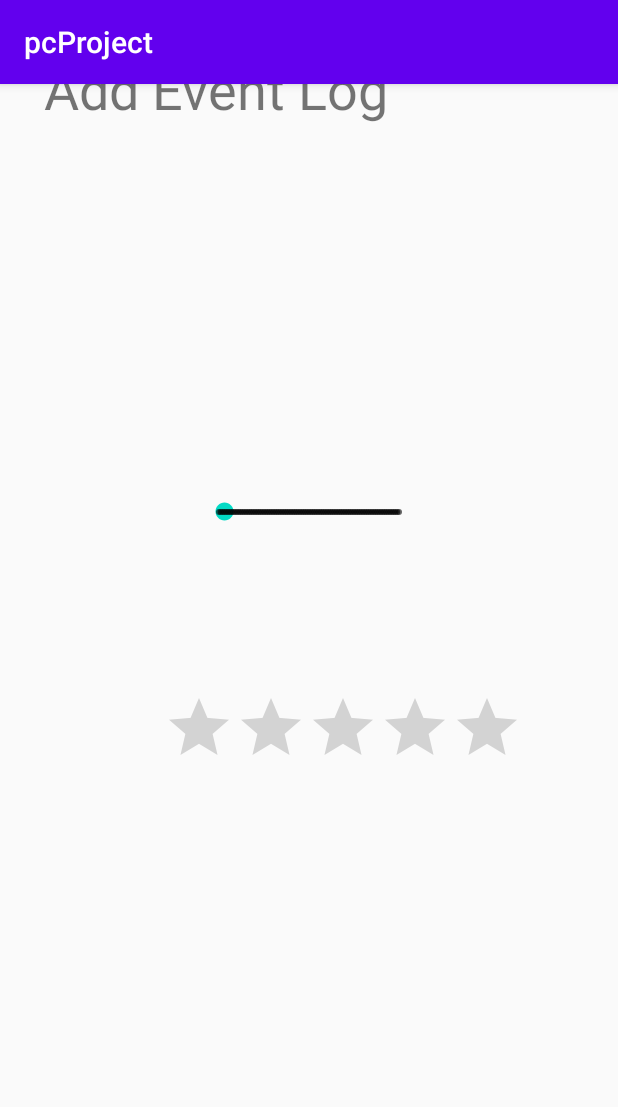
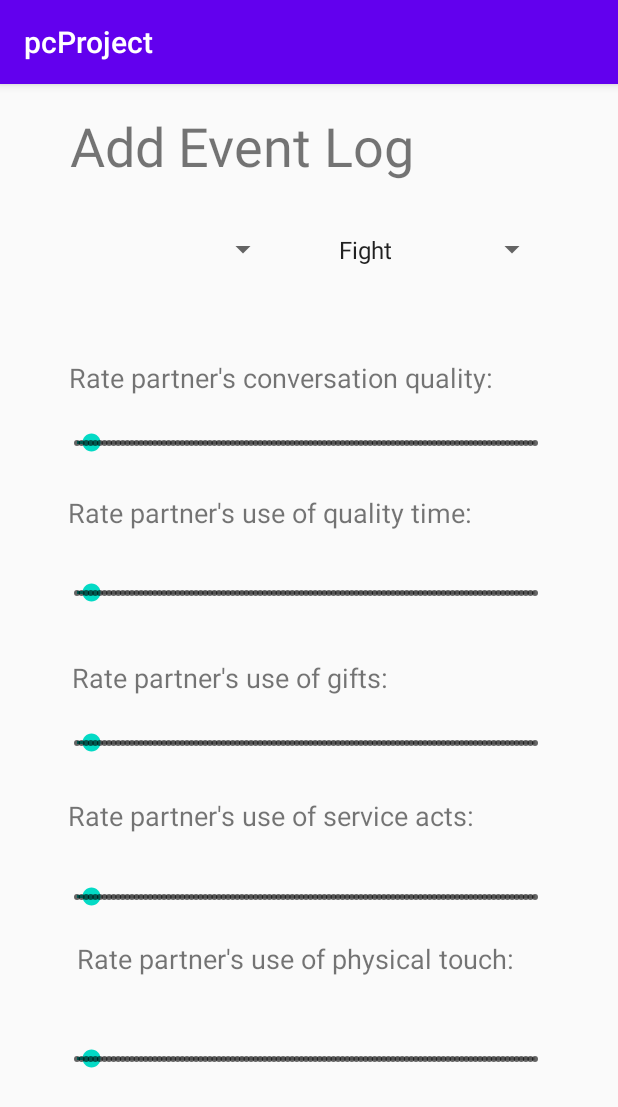
Before and after one commit to Mechiri/pervasive-computing, an Android app: the EventForm screen opened directly, with no data from a screen before it, on a phone screen of 412 x 824 dp. Shown: the top 1107 px of the screen. Run offline under Robolectric (Android 15) with nearby library versions, the light colour scheme and no system bars.

Commit message:
Updated event activity form

```diff
--- a/app/src/main/java/com/example/pcproject/EventForm.java
+++ b/app/src/main/java/com/example/pcproject/EventForm.java
@@ -3,12 +3,51 @@
 import androidx.appcompat.app.AppCompatActivity;
 
 import android.os.Bundle;
+import android.view.View;
+import android.widget.AdapterView;
+import android.widget.ArrayAdapter;
+import android.widget.Spinner;
+import android.widget.Toast;
+
+import java.util.ArrayList;
+import java.util.List;
 
 public class EventForm extends AppCompatActivity {
+
 
     @Override
     protected void onCreate(Bundle savedInstanceState) {
         super.onCreate(savedInstanceState);
         setContentView(R.layout.activity_event_form);
+
+        List<String> events = new ArrayList<String>();
+        events.add("Fight");
+        events.add("Date");
+
+        ArrayAdapter<String> adapter = new ArrayAdapter<String>(this, android.R.layout.simple_spinner_item, events);
+        adapter.setDropDownViewResource(android.R.layout.simple_spinner_dropdown_item);
+        Spinner spinner = (Spinner) findViewById(R.id.spinnerEvent);
+        spinner.setAdapter(adapter);
+
+        spinner.setOnItemSelectedListener(new AdapterView.OnItemSelectedListener() {
+            @Override
+            public void onItemSelected(AdapterView<?> adapterView, View view, int i, long l) {
+                Object item = adapterView.getItemAtPosition(i);
+                if(item != null)
+                {
+                    Toast.makeText(EventForm.this, item.toString(), Toast.LENGTH_LONG).show();
+                }
+                else
+                {
+                    Toast.makeText(EventForm.this, "Selected", Toast.LENGTH_SHORT).show();
+                }
+            }
+
+            @Override
+            public void onNothingSelected(AdapterView<?> adapterView) {
+
+            }
+        });
+
     }
 }
--- a/app/src/main/res/layout/activity_event_form.xml
+++ b/app/src/main/res/layout/activity_event_form.xml
@@ -6,48 +6,191 @@
     android:layout_height="match_parent"
     tools:context=".EventForm">
 
+    <SeekBar
+        android:id="@+id/timesBar"
+        style="@style/Widget.AppCompat.SeekBar.Discrete"
+        android:layout_width="337dp"
+        android:layout_height="47dp"
+        android:layout_marginStart="26dp"
+        android:layout_marginEnd="30dp"
+        android:layout_marginBottom="20dp"
+        android:max="100"
+        android:progress="3"
+        app:layout_constraintBottom_toTopOf="@+id/textView5"
+        app:layout_constraintEnd_toEndOf="parent"
+        app:layout_constraintStart_toStartOf="parent"
+        app:layout_constraintTop_toBottomOf="@+id/textView4" />
+
     <TextView
         android:id="@+id/textView"
         android:layout_width="wrap_content"
         android:layout_height="wrap_content"
-        android:layout_marginStart="28dp"
-        android:layout_marginTop="30dp"
-        android:layout_marginEnd="152dp"
-        android:layout_marginBottom="119dp"
+        android:layout_marginStart="36dp"
+        android:layout_marginTop="35dp"
+        android:layout_marginEnd="126dp"
+        android:layout_marginBottom="24dp"
         android:text="Add Event Log"
         android:textSize="36sp"
-        app:layout_constraintBottom_toTopOf="@+id/seekBar"
+        app:layout_constraintBottom_toTopOf="@+id/spinnerPartner"
         app:layout_constraintEnd_toEndOf="parent"
         app:layout_constraintStart_toStartOf="parent"
         app:layout_constraintTop_toTopOf="parent" />
 
-    <RatingBar
-        android:id="@+id/ratingBar"
+    <SeekBar
+        android:id="@+id/convsBar"
+        style="@style/Widget.AppCompat.SeekBar.Discrete"
+        android:layout_width="337dp"
+        android:layout_height="47dp"
+        android:layout_marginStart="26dp"
+        android:layout_marginEnd="30dp"
+        android:layout_marginBottom="10dp"
+        android:max="100"
+        android:progress="3"
+        app:layout_constraintBottom_toTopOf="@+id/textView4"
+        app:layout_constraintEnd_toEndOf="parent"
+        app:layout_constraintStart_toStartOf="parent"
+        app:layout_constraintTop_toBottomOf="@+id/textView3" />
+
+    <TextView
+        android:id="@+id/textView3"
         android:layout_width="wrap_content"
         android:layout_height="wrap_content"
-        android:layout_marginStart="108dp"
-        android:layout_marginTop="20dp"
-        android:layout_marginEnd="63dp"
-        android:layout_marginBottom="357dp"
+        android:layout_marginStart="36dp"
+        android:layout_marginEnd="74dp"
+        android:layout_marginBottom="8dp"
+        android:text="Rate partner's conversation quality:"
+        android:textSize="18sp"
+        app:layout_constraintBottom_toTopOf="@+id/convsBar"
+        app:layout_constraintEnd_toEndOf="parent"
+        app:layout_constraintStart_toStartOf="parent"
+        app:layout_constraintTop_toBottomOf="@+id/spinnerPartner" />
+
+    <TextView
+        android:id="@+id/textView4"
+        android:layout_width="wrap_content"
+        android:layout_height="wrap_content"
+        android:layout_marginStart="36dp"
+        android:layout_marginEnd="88dp"
+        android:layout_marginBottom="18dp"
+        android:text="Rate partner's use of quality time:"
+        android:textSize="18sp"
+        app:layout_constraintBottom_toTopOf="@+id/timesBar"
+        app:layout_constraintEnd_toEndOf="parent"
+        app:layout_constraintStart_toStartOf="parent"
+        app:layout_constraintTop_toBottomOf="@+id/convsBar" />
+
+    <Spinner
+        android:id="@+id/spinnerPartner"
+        android:layout_width="147dp"
+        android:layout_height="42dp"
+        android:layout_marginStart="38dp"
+        android:layout_marginEnd="15dp"
+        android:layout_marginBottom="52dp"
+        app:layout_constraintBottom_toTopOf="@+id/textView3"
+        app:layout_constraintEnd_toStartOf="@+id/spinnerEvent"
+        app:layout_constraintStart_toStartOf="parent"
+        app:layout_constraintTop_toBottomOf="@+id/textView" />
+
+    <TextView
+        android:id="@+id/textView5"
+        android:layout_width="wrap_content"
+        android:layout_height="wrap_content"
+        android:layout_marginStart="38dp"
+        android:layout_marginEnd="144dp"
+        android:layout_marginBottom="8dp"
+        android:text="Rate partner's use of gifts:"
+        android:textSize="18sp"
+        app:layout_constraintBottom_toTopOf="@+id/giftsBar"
+        app:layout_constraintEnd_toEndOf="parent"
+        app:layout_constraintStart_toStartOf="parent"
+        app:layout_constraintTop_toBottomOf="@+id/timesBar" />
+
+    <SeekBar
+        android:id="@+id/giftsBar"
+        style="@style/Widget.AppCompat.SeekBar.Discrete"
+        android:layout_width="337dp"
+        android:layout_height="47dp"
+        android:layout_marginStart="26dp"
+        android:layout_marginEnd="30dp"
+        android:layout_marginBottom="12dp"
+        android:max="100"
+        android:progress="3"
+        app:layout_constraintBottom_toTopOf="@+id/textView6"
+        app:layout_constraintEnd_toEndOf="parent"
+        app:layout_constraintStart_toStartOf="parent"
+        app:layout_constraintTop_toBottomOf="@+id/textView5" />
+
+    <TextView
+        android:id="@+id/textView6"
+        android:layout_width="288dp"
+        android:layout_height="37dp"
+        android:layout_marginStart="36dp"
+        android:layout_marginEnd="69dp"
+        android:layout_marginBottom="6dp"
+        android:text="Rate partner's use of service acts:"
+        android:textSize="18sp"
+        app:layout_constraintBottom_toTopOf="@+id/servicesBar"
+        app:layout_constraintEnd_toEndOf="parent"
+        app:layout_constraintStart_toStartOf="parent"
+        app:layout_constraintTop_toBottomOf="@+id/giftsBar" />
+
+    <SeekBar
+        android:id="@+id/servicesBar"
+        style="@style/Widget.AppCompat.SeekBar.Discrete"
+        android:layout_width="337dp"
+        android:layout_height="47dp"
+        android:layout_marginStart="26dp"
+        android:layout_marginEnd="30dp"
+        android:layout_marginBottom="3dp"
+        android:max="100"
+        android:progress="3"
+        app:layout_constraintBottom_toTopOf="@+id/textView7"
+        app:layout_constraintEnd_toEndOf="parent"
+        app:layout_constraintStart_toStartOf="parent"
+        app:layout_constraintTop_toBottomOf="@+id/textView6" />
+
+    <TextView
+        android:id="@+id/textView7"
+        android:layout_width="wrap_content"
+        android:layout_height="wrap_content"
+        android:layout_marginStart="41dp"
+        android:layout_marginTop="1dp"
+        android:layout_marginEnd="60dp"
+        android:layout_marginBottom="16dp"
+        android:text="Rate partner's use of physical touch:"
+        android:textSize="18sp"
+        app:layout_constraintBottom_toTopOf="@+id/touchsBar"
+        app:layout_constraintEnd_toEndOf="parent"
+        app:layout_constraintStart_toStartOf="parent"
+        app:layout_constraintTop_toBottomOf="@+id/servicesBar" />
+
+    <SeekBar
+        android:id="@+id/touchsBar"
+        style="@style/Widget.AppCompat.SeekBar.Discrete"
+        android:layout_width="337dp"
+        android:layout_height="47dp"
+        android:layout_marginStart="26dp"
+        android:layout_marginTop="15dp"
+        android:layout_marginEnd="30dp"
+        android:layout_marginBottom="113dp"
+        android:max="100"
+        android:progress="3"
         app:layout_constraintBottom_toBottomOf="parent"
         app:layout_constraintEnd_toEndOf="parent"
         app:layout_constraintStart_toStartOf="parent"
-        app:layout_constraintTop_toBottomOf="@+id/seekBar" />
+        app:layout_constraintTop_toBottomOf="@+id/textView7" />
 
-    <SeekBar
-        android:id="@+id/seekBar"
-        style="@style/Widget.AppCompat.SeekBar.Discrete"
-        android:layout_width="152dp"
-        android:layout_height="40dp"
-        android:layout_marginStart="129dp"
-        android:layout_marginTop="119dp"
-        android:layout_marginEnd="130dp"
-        android:layout_marginBottom="80dp"
-        android:max="100"
-        android:progress="3"
-        app:layout_constraintBottom_toTopOf="@+id/ratingBar"
+    <Spinner
+        android:id="@+id/spinnerEvent"
+        android:layout_width="147dp"
+        android:layout_height="42dp"
+        android:layout_marginStart="15dp"
+        android:layout_marginTop="24dp"
+        android:layout_marginEnd="46dp"
+        android:layout_marginBottom="52dp"
+        app:layout_constraintBottom_toTopOf="@+id/textView3"
         app:layout_constraintEnd_toEndOf="parent"
-        app:layout_constraintStart_toStartOf="parent"
+        app:layout_constraintStart_toEndOf="@+id/spinnerPartner"
         app:layout_constraintTop_toBottomOf="@+id/textView" />
 
 </androidx.constraintlayout.widget.ConstraintLayout>
```
